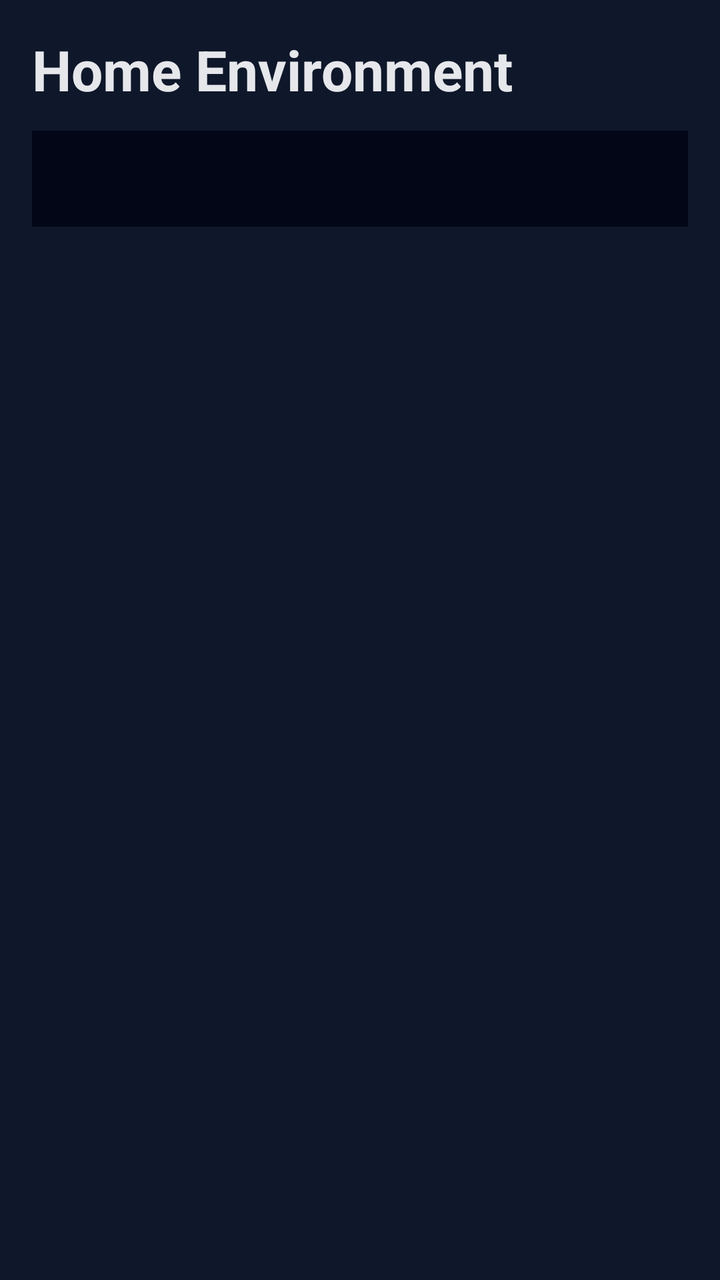
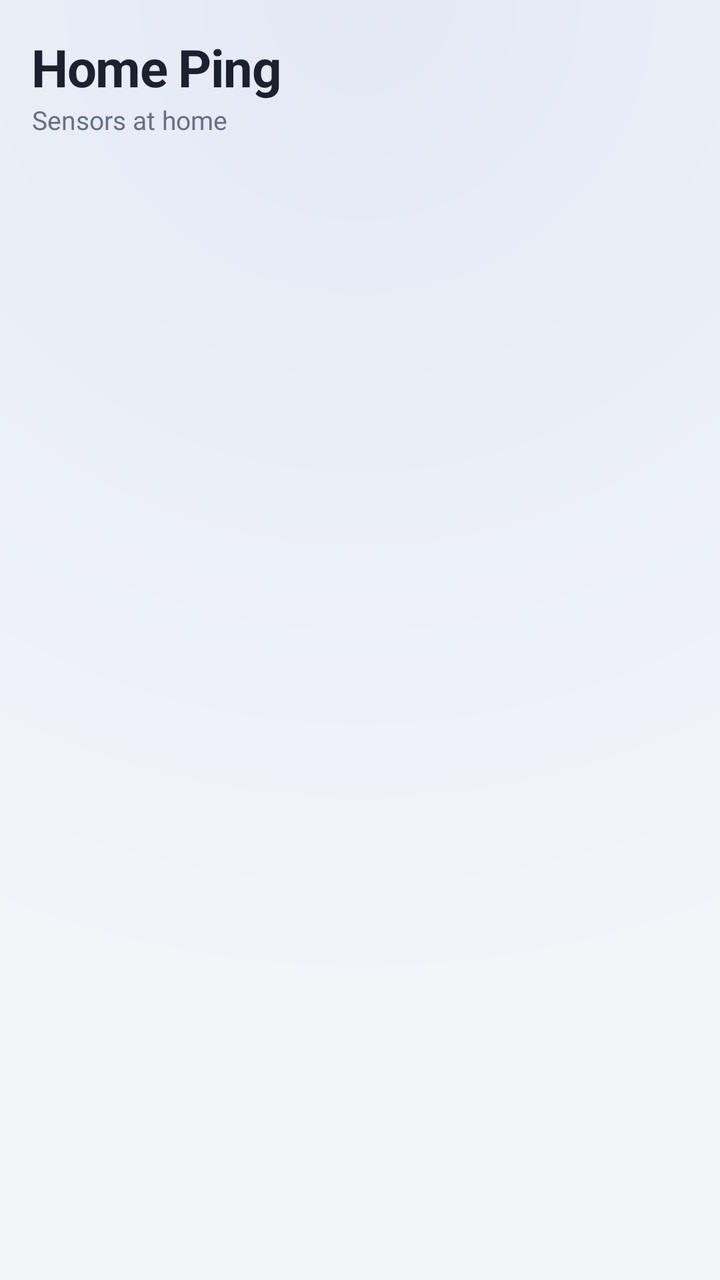

An Android layout rendered at two revisions. The XML below is the earlier revision; the diff shows what the commit changed to produce the second picture.
<!-- AndroidManifest.xml: application theme Theme.HomeEnv -->
<!-- res/layout/activity_main.xml -->
<?xml version="1.0" encoding="utf-8"?>
<LinearLayout xmlns:android="http://schemas.android.com/apk/res/android"
    xmlns:app="http://schemas.android.com/apk/res-auto"
    android:layout_width="match_parent"
    android:layout_height="match_parent"
    android:orientation="vertical"
    android:background="@color/dark_background">

    
    <LinearLayout
        android:layout_width="match_parent"
        android:layout_height="wrap_content"
        android:orientation="vertical"
        android:padding="16dp"
        android:paddingBottom="8dp">

        <TextView
            android:layout_width="wrap_content"
            android:layout_height="wrap_content"
            android:text="Home Environment"
            android:textSize="28sp"
            android:textStyle="bold"
            android:textColor="@color/text_primary"/>

        
        <com.google.android.material.tabs.TabLayout
            android:id="@+id/tabLayout"
            android:layout_width="match_parent"
            android:layout_height="wrap_content"
            android:layout_marginTop="12dp"
            android:background="@color/dark_surface"
            app:tabMode="fixed"
            app:tabGravity="fill"
            app:tabIndicatorColor="@color/status_online"
            app:tabSelectedTextColor="@color/text_primary"
            app:tabTextColor="@color/text_secondary"
            app:tabIndicatorHeight="3dp"/>
    </LinearLayout>

    
    <androidx.viewpager2.widget.ViewPager2
        android:id="@+id/viewPager"
        android:layout_width="match_parent"
        android:layout_height="0dp"
        android:layout_weight="1"/>

</LinearLayout>
<!-- resources referenced by this layout -->
<resources>
  <color name="dark_background">#0f172a</color>
  <color name="dark_surface">#020617</color>
  <color name="status_online">#4ade80</color>
  <color name="text_primary">#e5e7eb</color>
  <color name="text_secondary">#94a3b8</color>
  <style name="Theme.HomeEnv" parent="Theme.MaterialComponents.DayNight.DarkActionBar">
          
          <item name="colorPrimary">@color/dark_primary</item>
          <item name="colorPrimaryVariant">@color/dark_background</item>
          <item name="colorOnPrimary">@color/text_primary</item>
          
          
          <item name="colorSecondary">@color/dark_primary</item>
          <item name="colorSecondaryVariant">@color/dark_secondary</item>
          <item name="colorOnSecondary">@color/text_primary</item>
          
          
          <item name="android:statusBarColor">@color/dark_background</item>
          <item name="android:navigationBarColor">@color/dark_background</item>
          
          
          <item name="android:windowBackground">@color/dark_background</item>
          <item name="android:colorBackground">@color/dark_background</item>
          <item name="colorSurface">@color/dark_surface</item>
          
          
          <item name="android:textColorPrimary">@color/text_primary</item>
          <item name="android:textColorSecondary">@color/text_secondary</item>
          
          
          <item name="colorControlActivated">@color/status_online</item>
          <item name="colorSwitchThumbNormal">@color/text_secondary</item>
          
          
          <item name="actionBarStyle">@style/ActionBar.HomeEnv</item>
      </style>
  <color name="dark_primary">#1e293b</color>
  <color name="dark_secondary">#334155</color>
  <style name="ActionBar.HomeEnv" parent="Widget.MaterialComponents.ActionBar.Primary">
          <item name="background">@color/dark_background</item>
          <item name="titleTextStyle">@style/ActionBarTitle</item>
      </style>
  <style name="ActionBarTitle" parent="TextAppearance.MaterialComponents.Headline6">
          <item name="android:textColor">@color/text_primary</item>
      </style>
</resources>

<!-- the commit's change to res/layout/activity_main.xml (unified diff, before → after) -->
@@ -4,7 +4,7 @@
     android:layout_width="match_parent"
     android:layout_height="match_parent"
     android:orientation="vertical"
-    android:background="@color/dark_background">
+    android:background="@drawable/bg_screen">
 
     
     <LinearLayout
@@ -17,10 +17,18 @@
         <TextView
             android:layout_width="wrap_content"
             android:layout_height="wrap_content"
-            android:text="Home Environment"
-            android:textSize="28sp"
+            android:text="Home Ping"
+            android:textSize="26sp"
             android:textStyle="bold"
-            android:textColor="@color/text_primary"/>
+            android:letterSpacing="-0.02"
+            android:textColor="@color/text"/>
+
+        <TextView
+            android:layout_width="wrap_content"
+            android:layout_height="wrap_content"
+            android:text="Sensors at home"
+            android:textSize="13sp"
+            android:textColor="@color/muted"/>
 
         
         <com.google.android.material.tabs.TabLayout
@@ -28,7 +36,7 @@
             android:layout_width="match_parent"
             android:layout_height="wrap_content"
             android:layout_marginTop="12dp"
-            android:background="@color/dark_surface"
+            android:background="@android:color/transparent"
             app:tabMode="fixed"
             app:tabGravity="fill"
             app:tabIndicatorColor="@color/status_online"
<!-- resource entries referenced after the edit -->
@@ -1,49 +1,48 @@
 <!-- resources referenced by this layout -->
 <resources>
-  <color name="dark_background">#0f172a</color>
-  <color name="dark_surface">#020617</color>
-  <color name="status_online">#4ade80</color>
-  <color name="text_primary">#e5e7eb</color>
-  <color name="text_secondary">#94a3b8</color>
-  <style name="Theme.HomeEnv" parent="Theme.MaterialComponents.DayNight.DarkActionBar">
-          
-          <item name="colorPrimary">@color/dark_primary</item>
-          <item name="colorPrimaryVariant">@color/dark_background</item>
-          <item name="colorOnPrimary">@color/text_primary</item>
-          
-          
-          <item name="colorSecondary">@color/dark_primary</item>
-          <item name="colorSecondaryVariant">@color/dark_secondary</item>
-          <item name="colorOnSecondary">@color/text_primary</item>
-          
-          
-          <item name="android:statusBarColor">@color/dark_background</item>
-          <item name="android:navigationBarColor">@color/dark_background</item>
-          
-          
-          <item name="android:windowBackground">@color/dark_background</item>
-          <item name="android:colorBackground">@color/dark_background</item>
-          <item name="colorSurface">@color/dark_surface</item>
-          
-          
-          <item name="android:textColorPrimary">@color/text_primary</item>
-          <item name="android:textColorSecondary">@color/text_secondary</item>
-          
-          
-          <item name="colorControlActivated">@color/status_online</item>
-          <item name="colorSwitchThumbNormal">@color/text_secondary</item>
-          
-          
-          <item name="actionBarStyle">@style/ActionBar.HomeEnv</item>
+  <color name="muted">#8a93a6</color>
+  <color name="status_online">@color/good</color>
+  <color name="text">#e8ecf3</color>
+  <color name="text_primary">@color/text</color>
+  <color name="text_secondary">@color/muted</color>
+  <!-- drawable bg_screen (drawable) -->
+  <?xml version="1.0" encoding="utf-8"?>
+  <shape xmlns:android="http://schemas.android.com/apk/res/android" android:shape="rectangle">
+      <gradient
+          android:type="radial"
+          android:centerX="0.5"
+          android:centerY="0"
+          android:gradientRadius="140%p"
+          android:startColor="@color/bg_glow"
+          android:endColor="@color/bg" />
+  </shape>
+  <style name="Theme.HomeEnv" parent="Theme.MaterialComponents.DayNight.NoActionBar">
+          <item name="colorPrimary">@color/card</item>
+          <item name="colorPrimaryVariant">@color/bg</item>
+          <item name="colorOnPrimary">@color/text</item>
+          <item name="colorSecondary">@color/good</item>
+          <item name="colorSecondaryVariant">@color/good</item>
+          <item name="colorOnSecondary">@color/bg</item>
+  
+          <item name="android:statusBarColor">@color/bg_glow</item>
+          <item name="android:navigationBarColor">@color/bg</item>
+          <item name="android:windowLightStatusBar">@bool/light_system_bars</item>
+          <item name="android:windowLightNavigationBar" tools:targetApi="27">@bool/light_system_bars</item>
+  
+          <item name="android:windowBackground">@color/bg</item>
+          <item name="android:colorBackground">@color/bg</item>
+          <item name="colorSurface">@color/card</item>
+          <item name="colorOnSurface">@color/text</item>
+  
+          <item name="android:textColorPrimary">@color/text</item>
+          <item name="android:textColorSecondary">@color/muted</item>
+  
+          <item name="colorControlActivated">@color/good</item>
+          <item name="colorSwitchThumbNormal">@color/muted</item>
       </style>
-  <color name="dark_primary">#1e293b</color>
-  <color name="dark_secondary">#334155</color>
-  <style name="ActionBar.HomeEnv" parent="Widget.MaterialComponents.ActionBar.Primary">
-          <item name="background">@color/dark_background</item>
-          <item name="titleTextStyle">@style/ActionBarTitle</item>
-      </style>
-  <style name="ActionBarTitle" parent="TextAppearance.MaterialComponents.Headline6">
-          <item name="android:textColor">@color/text_primary</item>
-      </style>
+  <color name="good">#3ecf8e</color>
+  <color name="bg_glow">#1a2233</color>
+  <color name="bg">#0f1218</color>
+  <color name="card">#171c26</color>
 </resources>
 
